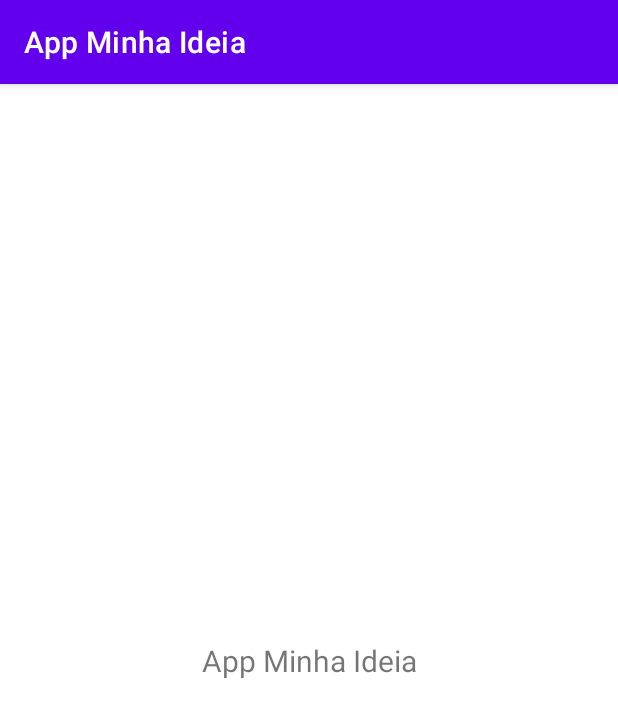
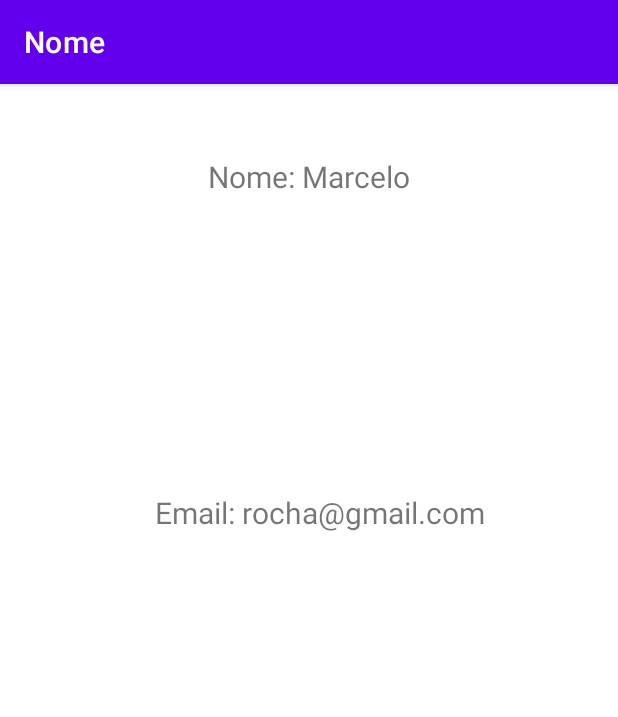
Before and after one commit to marcelosanto/app-minha-ideia-java, an Android app: the screen it shows after launch (MainActivity), on a phone screen of 412 x 824 dp. Shown: the top 717 px of the screen. Run offline under Robolectric (Android 15) with nearby library versions, the phone set to English and light mode, and no system bars.

Commit message:
Como trocar de dados entre activities com Bundle?

```diff
--- a/app/src/main/java/com/marcelo/appminhaideia/view/MainActivity.java
+++ b/app/src/main/java/com/marcelo/appminhaideia/view/MainActivity.java
@@ -2,6 +2,7 @@ package com.marcelo.appminhaideia.view;
 
 import android.os.Bundle;
 import android.util.Log;
+import android.widget.TextView;
 
 import androidx.appcompat.app.AppCompatActivity;
 
@@ -11,14 +12,25 @@ public class MainActivity extends AppCompatActivity {
 
     String TAG = "APP MINHA IDEIA";
 
+    TextView txtNome, txtEmail;
 
     @Override
     protected void onCreate(Bundle savedInstanceState) {
         super.onCreate(savedInstanceState);
         setContentView(R.layout.activity_main);
 
+        txtNome = findViewById(R.id.txtMainNome);
+        txtEmail = findViewById(R.id.txtMainEmail);
+
         Log.d(TAG, "onCreate: Tela Principal carregada...");
 
+        Bundle bundle = getIntent().getExtras();
+
+        Log.d(TAG, "onCreate: Nome..." + bundle.getString("nome"));
+        Log.d(TAG, "onCreate: Email..." + bundle.getString("email"));
+
+        txtNome.setText("Nome: " + bundle.getString("nome"));
+        txtEmail.setText("Email: " + bundle.getString("email"));
 
     }
 }
--- a/app/src/main/java/com/marcelo/appminhaideia/view/SplahActivity.java
+++ b/app/src/main/java/com/marcelo/appminhaideia/view/SplahActivity.java
@@ -25,7 +25,6 @@ public class SplahActivity extends AppCompatActivity {
 
         Log.d(TAG, "onCreate: Tela Splash carregada...");
 
-        objCliente = new Cliente("Marcelo", "rocha@gmail.com", "2799558855", 55, true);
 
         trocarTela();
     }
@@ -39,9 +38,18 @@ public class SplahActivity extends AppCompatActivity {
             @Override
             public void run() {
 
+                objCliente = new Cliente("Marcelo", "rocha@gmail.com", "2799558855", 55, true);
+
                 Log.d(TAG, "trocarTela: Esperando um tempo...");
 
                 Intent trocarDeTela = new Intent(SplahActivity.this, MainActivity.class);
+
+                Bundle bundle = new Bundle();
+                bundle.putString("nome", objCliente.getNome());
+                bundle.putString("email", objCliente.getEmail());
+
+                trocarDeTela.putExtras(bundle);
+
                 startActivity(trocarDeTela);
                 finish();
 
--- a/app/src/main/res/layout/activity_main.xml
+++ b/app/src/main/res/layout/activity_main.xml
@@ -7,6 +7,7 @@
     tools:context=".view.MainActivity">
 
     <TextView
+        android:id="@+id/txtMainNome"
         android:layout_width="wrap_content"
         android:layout_height="wrap_content"
         android:text="@string/app_name"
@@ -14,6 +15,21 @@
         app:layout_constraintBottom_toBottomOf="parent"
         app:layout_constraintLeft_toLeftOf="parent"
         app:layout_constraintRight_toRightOf="parent"
-        app:layout_constraintTop_toTopOf="parent" />
+        app:layout_constraintTop_toTopOf="parent"
+        app:layout_constraintVertical_bias="0.065" />
+
+    <TextView
+        android:id="@+id/txtMainEmail"
+        android:layout_width="wrap_content"
+        android:layout_height="wrap_content"
+        android:layout_marginTop="74dp"
+        android:text="@string/app_email"
+        android:textSize="20sp"
+        app:layout_constraintBottom_toBottomOf="parent"
+        app:layout_constraintHorizontal_bias="0.537"
+        app:layout_constraintLeft_toLeftOf="parent"
+        app:layout_constraintRight_toRightOf="parent"
+        app:layout_constraintTop_toBottomOf="@+id/txtMainNome"
+        app:layout_constraintVertical_bias="0.208" />
 
 </androidx.constraintlayout.widget.ConstraintLayout>
--- a/app/src/main/res/values/strings.xml
+++ b/app/src/main/res/values/strings.xml
@@ -1,3 +1,4 @@
 <resources>
-    <string name="app_name">App Minha Ideia</string>
+    <string name="app_name">Nome</string>
+    <string name="app_email">Email</string>
 </resources>
```
